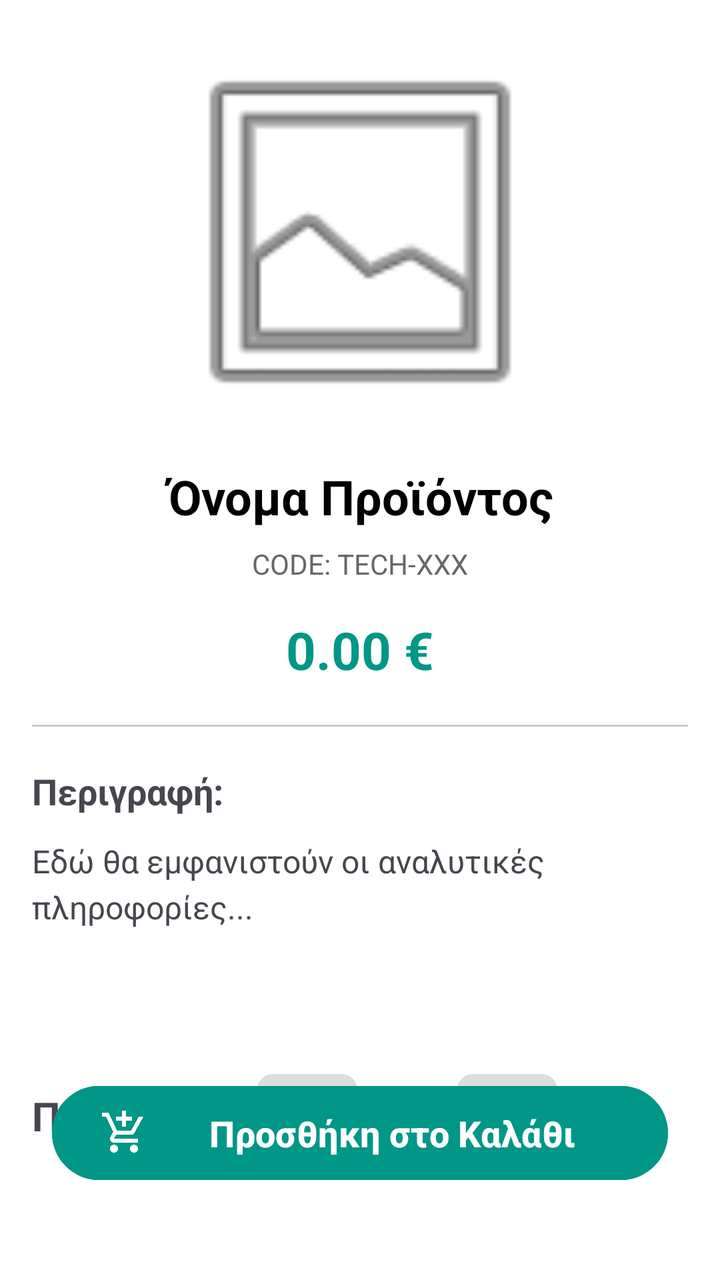
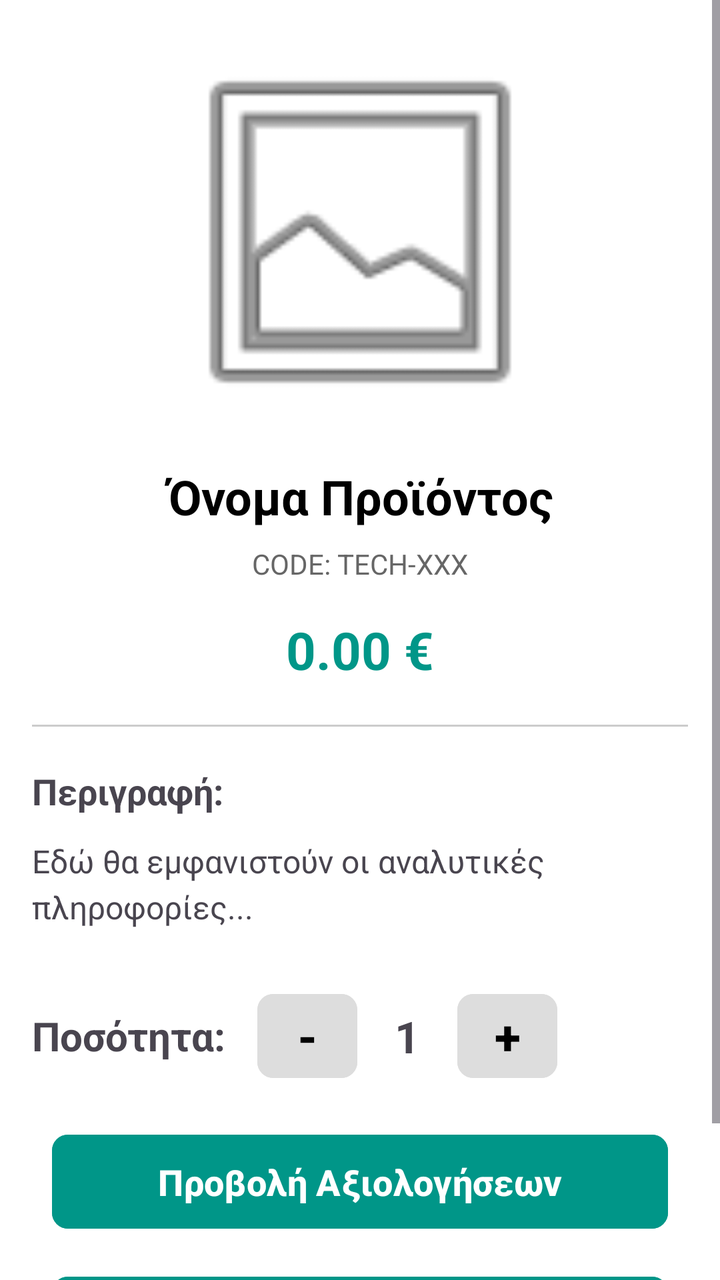

The first picture is an Android layout as it rendered before a commit; the second is the same layout after the commit. The layout source and the unified diff follow.
<!-- AndroidManifest.xml: application theme Theme.Team21 -->
<!-- res/layout/activity_product_details.xml -->
<?xml version="1.0" encoding="utf-8"?>
<ScrollView xmlns:android="http://schemas.android.com/apk/res/android"
    xmlns:app="http://schemas.android.com/apk/res-auto"
    xmlns:tools="http://schemas.android.com/tools"
    android:id="@+id/main"
    android:layout_width="match_parent"
    android:layout_height="match_parent"
    android:background="#FFFFFF"
    android:fillViewport="true">

    <androidx.constraintlayout.widget.ConstraintLayout
        android:id="@+id/main"
        android:layout_width="match_parent"
        android:layout_height="wrap_content"
        android:padding="16dp">

        <ImageView
            android:id="@+id/imgDetail"
            android:layout_width="0dp"
            android:layout_height="200dp"
            android:scaleType="fitCenter"
            android:src="@android:drawable/ic_menu_gallery"
            app:layout_constraintEnd_toEndOf="parent"
            app:layout_constraintStart_toStartOf="parent"
            app:layout_constraintTop_toTopOf="parent" />

        <TextView
            android:id="@+id/txtProductDetailActivityName"
            android:layout_width="0dp"
            android:layout_height="wrap_content"
            android:layout_marginTop="16dp"
            android:gravity="center"
            android:text="Όνομα Προϊόντος"
            android:textColor="@android:color/black"
            android:textSize="24sp"
            android:textStyle="bold"
            app:layout_constraintEnd_toEndOf="parent"
            app:layout_constraintStart_toStartOf="parent"
            app:layout_constraintTop_toBottomOf="@+id/imgDetail" />

        <TextView
            android:id="@+id/txtProductDetailActivityCode"
            android:layout_width="wrap_content"
            android:layout_height="wrap_content"
            android:layout_marginTop="8dp"
            android:text="CODE: TECH-XXX"
            android:textColor="#666666"
            android:textSize="14sp"
            app:layout_constraintEnd_toEndOf="parent"
            app:layout_constraintStart_toStartOf="parent"
            app:layout_constraintTop_toBottomOf="@+id/txtProductDetailActivityName" />

        <TextView
            android:id="@+id/txtProductDetailActivityPrice"
            android:layout_width="wrap_content"
            android:layout_height="wrap_content"
            android:layout_marginTop="16dp"
            android:text="0.00 €"
            android:textColor="#009688"
            android:textSize="26sp"
            android:textStyle="bold"
            app:layout_constraintEnd_toEndOf="parent"
            app:layout_constraintStart_toStartOf="parent"
            app:layout_constraintTop_toBottomOf="@+id/txtProductDetailActivityCode" />

        <View
            android:id="@+id/divider"
            android:layout_width="0dp"
            android:layout_height="1dp"
            android:layout_marginTop="20dp"
            android:background="#CCCCCC"
            app:layout_constraintEnd_toEndOf="parent"
            app:layout_constraintStart_toStartOf="parent"
            app:layout_constraintTop_toBottomOf="@+id/txtProductDetailActivityPrice" />

        <TextView
            android:id="@+id/txtProductDetailActivityLabelDescription"
            android:layout_width="wrap_content"
            android:layout_height="wrap_content"
            android:layout_marginTop="20dp"
            android:text="Περιγραφή:"
            android:textSize="18sp"
            android:textStyle="bold"
            app:layout_constraintStart_toStartOf="parent"
            app:layout_constraintTop_toBottomOf="@+id/divider" />

        <TextView
            android:id="@+id/txtProductDetailActivityDetailDescription"
            android:layout_width="0dp"
            android:layout_height="wrap_content"
            android:layout_marginTop="12dp"
            android:lineSpacingExtra="4dp"
            android:text="Εδώ θα εμφανιστούν οι αναλυτικές πληροφορίες..."
            android:textSize="16sp"
            app:layout_constraintEnd_toEndOf="parent"
            app:layout_constraintStart_toStartOf="parent"
            app:layout_constraintTop_toBottomOf="@+id/txtProductDetailActivityLabelDescription" />

        <TextView
            android:id="@+id/txtProductDetailActivityLabelQuantity"
            android:layout_width="wrap_content"
            android:layout_height="wrap_content"
            android:layout_marginTop="80dp"
            android:text="Ποσότητα:"
            android:textSize="20sp"
            android:textStyle="bold"
            app:layout_constraintStart_toStartOf="parent"
            app:layout_constraintTop_toBottomOf="@+id/txtProductDetailActivityDetailDescription" />

        <Button
            android:id="@+id/btnProductDetailActivityQuantityMinus"
            android:layout_width="50dp"
            android:layout_height="50dp"
            android:layout_marginStart="16dp"
            android:backgroundTint="#DDDDDD"
            android:padding="0dp"
            android:text="-"
            android:textColor="#000000"
            android:textSize="24sp"
            android:textStyle="bold"
            app:cornerRadius="8dp"
            app:layout_constraintBottom_toBottomOf="@+id/txtProductDetailActivityLabelQuantity"
            app:layout_constraintStart_toEndOf="@+id/txtProductDetailActivityLabelQuantity"
            app:layout_constraintTop_toTopOf="@+id/txtProductDetailActivityLabelQuantity" />

        <TextView
            android:id="@+id/txtProductDetailActivityQuantity"
            android:layout_width="50dp"
            android:layout_height="wrap_content"
            android:gravity="center"
            android:text="1"
            android:textSize="22sp"
            android:textStyle="bold"
            app:layout_constraintBottom_toBottomOf="@+id/btnProductDetailActivityQuantityMinus"
            app:layout_constraintStart_toEndOf="@+id/btnProductDetailActivityQuantityMinus"
            app:layout_constraintTop_toTopOf="@+id/btnProductDetailActivityQuantityMinus" />

        <Button
            android:id="@+id/btnProductDetailActivityQuantityPlus"
            android:layout_width="50dp"
            android:layout_height="50dp"
            android:backgroundTint="#DDDDDD"
            android:padding="0dp"
            android:text="+"
            android:textColor="#000000"
            android:textSize="24sp"
            android:textStyle="bold"
            app:cornerRadius="8dp"
            app:layout_constraintBottom_toBottomOf="@+id/txtProductDetailActivityQuantity"
            app:layout_constraintStart_toEndOf="@+id/txtProductDetailActivityQuantity"
            app:layout_constraintTop_toTopOf="@+id/txtProductDetailActivityQuantity" />


        <Button
            android:id="@+id/btnProductDetailActivityAddCart"
            android:layout_width="0dp"
            android:layout_height="55dp"
            android:layout_marginStart="10dp"
            android:layout_marginEnd="10dp"
            android:layout_marginBottom="30dp"
            android:backgroundTint="#009688"
            android:text="Προσθήκη στο Καλάθι"
            android:drawableLeft="@drawable/outline_add_shopping_cart_24"
            android:textSize="18sp"
            android:textStyle="bold"
            app:layout_constraintBottom_toBottomOf="parent"
            app:layout_constraintEnd_toEndOf="parent"
            app:layout_constraintHorizontal_bias="0.0"
            app:layout_constraintStart_toStartOf="parent" />


    </androidx.constraintlayout.widget.ConstraintLayout>
</ScrollView>
<!-- resources referenced by this layout -->
<resources>
  <!-- drawable outline_add_shopping_cart_24 (drawable) -->
  <vector xmlns:android="http://schemas.android.com/apk/res/android" android:height="24dp" android:tint="#FFFFFF" android:viewportHeight="960" android:viewportWidth="960" android:width="24dp">
        
      <path android:fillColor="@android:color/white" android:pathData="M440,360L440,240L320,240L320,160L440,160L440,40L520,40L520,160L640,160L640,240L520,240L520,360L440,360ZM280,880Q247,880 223.5,856.5Q200,833 200,800Q200,767 223.5,743.5Q247,720 280,720Q313,720 336.5,743.5Q360,767 360,800Q360,833 336.5,856.5Q313,880 280,880ZM680,880Q647,880 623.5,856.5Q600,833 600,800Q600,767 623.5,743.5Q647,720 680,720Q713,720 736.5,743.5Q760,767 760,800Q760,833 736.5,856.5Q713,880 680,880ZM40,160L40,80L171,80L341,440L621,440Q621,440 621,440Q621,440 621,440L777,160L868,160L692,478Q681,498 662.5,509Q644,520 622,520L324,520L280,600Q280,600 280,600Q280,600 280,600L760,600L760,680L280,680Q235,680 211.5,641Q188,602 210,562L264,464L120,160L40,160Z"/>
      
  </vector>
  <style name="Theme.Team21" parent="Base.Theme.Team21" />
  <style name="Base.Theme.Team21" parent="Theme.Material3.DayNight.NoActionBar">
          
          
      </style>
</resources>

<!-- the commit's change to res/layout/activity_product_details.xml (unified diff, before → after) -->
@@ -9,7 +9,7 @@
     android:fillViewport="true">
 
     <androidx.constraintlayout.widget.ConstraintLayout
-        android:id="@+id/main"
+        android:id="@+id/content"
         android:layout_width="match_parent"
         android:layout_height="wrap_content"
         android:padding="16dp">
@@ -100,7 +100,7 @@
             android:id="@+id/txtProductDetailActivityLabelQuantity"
             android:layout_width="wrap_content"
             android:layout_height="wrap_content"
-            android:layout_marginTop="80dp"
+            android:layout_marginTop="40dp"
             android:text="Ποσότητα:"
             android:textSize="20sp"
             android:textStyle="bold"
@@ -150,6 +150,23 @@
             app:layout_constraintStart_toEndOf="@+id/txtProductDetailActivityQuantity"
             app:layout_constraintTop_toTopOf="@+id/txtProductDetailActivityQuantity" />
 
+        <Button
+            android:id="@+id/btnProductDetailViewReviews"
+            android:layout_width="0dp"
+            android:layout_height="55dp"
+            android:layout_marginStart="10dp"
+            android:layout_marginTop="32dp"
+            android:layout_marginEnd="10dp"
+            android:backgroundTint="#009688"
+            android:drawableStart="@android:drawable/btn_star_big_off"
+            android:text="Προβολή Αξιολογήσεων"
+            android:textColor="#FFFFFF"
+            android:textSize="18sp"
+            android:textStyle="bold"
+            app:cornerRadius="8dp"
+            app:layout_constraintEnd_toEndOf="parent"
+            app:layout_constraintStart_toStartOf="parent"
+            app:layout_constraintTop_toBottomOf="@+id/txtProductDetailActivityLabelQuantity" />
 
         <Button
             android:id="@+id/btnProductDetailActivityAddCart"
@@ -157,17 +174,18 @@
             android:layout_height="55dp"
             android:layout_marginStart="10dp"
             android:layout_marginEnd="10dp"
-            android:layout_marginBottom="30dp"
+            android:layout_marginTop="16dp"
+            android:layout_marginBottom="24dp"
             android:backgroundTint="#009688"
             android:text="Προσθήκη στο Καλάθι"
             android:drawableLeft="@drawable/outline_add_shopping_cart_24"
             android:textSize="18sp"
             android:textStyle="bold"
-            app:layout_constraintBottom_toBottomOf="parent"
+            app:cornerRadius="8dp"
+            app:layout_constraintTop_toBottomOf="@+id/btnProductDetailViewReviews"
             app:layout_constraintEnd_toEndOf="parent"
-            app:layout_constraintHorizontal_bias="0.0"
-            app:layout_constraintStart_toStartOf="parent" />
-
+            app:layout_constraintStart_toStartOf="parent"
+            app:layout_constraintBottom_toBottomOf="parent" />
 
     </androidx.constraintlayout.widget.ConstraintLayout>
 </ScrollView>
